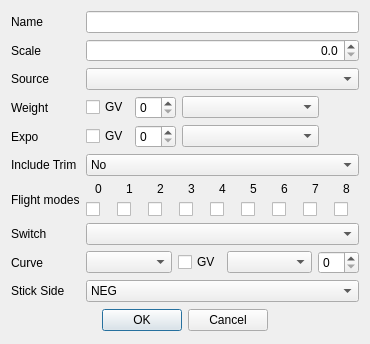
The window that companion/src/modeledit/expodialog.ui (opentx/opentx) describes before a commit, drawn with Qt 5.
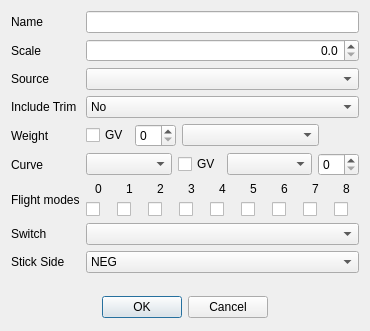
The same window after the commit. Icons and pictures are not drawn.

```diff
--- a/companion/src/modeledit/expodialog.ui
+++ b/companion/src/modeledit/expodialog.ui
@@ -7,7 +7,7 @@
     <x>0</x>
     <y>0</y>
     <width>370</width>
-    <height>291</height>
+    <height>331</height>
    </rect>
   </property>
   <property name="sizePolicy">
@@ -44,14 +44,14 @@
      </property>
     </widget>
    </item>
-   <item row="3" column="0">
+   <item row="4" column="0">
     <widget class="QLabel" name="label_3">
      <property name="text">
       <string>Weight</string>
      </property>
     </widget>
    </item>
-   <item row="3" column="1">
+   <item row="4" column="1">
     <layout class="QHBoxLayout" name="horizontalLayout_2" stretch="0,0,1,0">
      <item>
       <widget class="QCheckBox" name="weightGV">
@@ -85,47 +85,6 @@
      </item>
     </layout>
    </item>
-   <item row="4" column="0">
-    <widget class="QLabel" name="label_expo">
-     <property name="text">
-      <string>Expo</string>
-     </property>
-    </widget>
-   </item>
-   <item row="4" column="1">
-    <layout class="QHBoxLayout" name="horizontalLayout_3" stretch="0,0,1,0">
-     <item>
-      <widget class="QCheckBox" name="expoGV">
-       <property name="text">
-        <string>GV</string>
-       </property>
-      </widget>
-     </item>
-     <item>
-      <widget class="QSpinBox" name="expoSB"/>
-     </item>
-     <item>
-      <widget class="QComboBox" name="expoCB">
-       <property name="whatsThis">
-        <string>Phase used by the expo.</string>
-       </property>
-      </widget>
-     </item>
-     <item>
-      <spacer name="horizontalSpacer_2">
-       <property name="orientation">
-        <enum>Qt::Horizontal</enum>
-       </property>
-       <property name="sizeHint" stdset="0">
-        <size>
-         <width>40</width>
-         <height>0</height>
-        </size>
-       </property>
-      </spacer>
-     </item>
-    </layout>
-   </item>
    <item row="6" column="0">
     <widget class="QLabel" name="label_phases">
      <property name="text">
@@ -305,44 +264,6 @@
      </property>
     </widget>
    </item>
-   <item row="8" column="0">
-    <widget class="QLabel" name="label_curves">
-     <property name="text">
-      <string>Curve</string>
-     </property>
-    </widget>
-   </item>
-   <item row="8" column="1">
-    <layout class="QHBoxLayout" name="horizontalLayout" stretch="1,0,1,0">
-     <item>
-      <widget class="QComboBox" name="curveTypeCB">
-       <property name="toolTip">
-        <string/>
-       </property>
-       <property name="whatsThis">
-        <string>The curve used by the expo</string>
-       </property>
-      </widget>
-     </item>
-     <item>
-      <widget class="QCheckBox" name="curveGVarCB">
-       <property name="text">
-        <string>GV</string>
-       </property>
-      </widget>
-     </item>
-     <item>
-      <widget class="QComboBox" name="curveValueCB">
-       <property name="whatsThis">
-        <string/>
-       </property>
-      </widget>
-     </item>
-     <item>
-      <widget class="QSpinBox" name="curveValueSB"/>
-     </item>
-    </layout>
-   </item>
    <item row="9" column="0">
     <widget class="QLabel" name="sideLabel">
      <property name="text">
@@ -396,7 +317,7 @@
      <property name="sizeHint" stdset="0">
       <size>
        <width>20</width>
-       <height>40</height>
+       <height>30</height>
       </size>
      </property>
     </spacer>
@@ -408,41 +329,6 @@
      </property>
     </widget>
    </item>
-   <item row="5" column="1">
-    <widget class="QComboBox" name="trimCB">
-     <item>
-      <property name="text">
-       <string>No</string>
-      </property>
-     </item>
-     <item>
-      <property name="text">
-       <string>Yes</string>
-      </property>
-     </item>
-    </widget>
-   </item>
-   <item row="2" column="0">
-    <widget class="QLabel" name="sourceLabel">
-     <property name="text">
-      <string>Source</string>
-     </property>
-    </widget>
-   </item>
-   <item row="5" column="0">
-    <widget class="QLabel" name="trimLabel">
-     <property name="text">
-      <string>Include Trim</string>
-     </property>
-    </widget>
-   </item>
-   <item row="1" column="0">
-    <widget class="QLabel" name="scaleLabel">
-     <property name="text">
-      <string>Scale</string>
-     </property>
-    </widget>
-   </item>
    <item row="1" column="1">
     <widget class="QDoubleSpinBox" name="scaleSB">
      <property name="whatsThis">
@@ -466,6 +352,79 @@
      </property>
     </widget>
    </item>
+   <item row="1" column="0">
+    <widget class="QLabel" name="scaleLabel">
+     <property name="text">
+      <string>Scale</string>
+     </property>
+    </widget>
+   </item>
+   <item row="3" column="0">
+    <widget class="QLabel" name="trimLabel">
+     <property name="text">
+      <string>Include Trim</string>
+     </property>
+    </widget>
+   </item>
+   <item row="2" column="0">
+    <widget class="QLabel" name="sourceLabel">
+     <property name="text">
+      <string>Source</string>
+     </property>
+    </widget>
+   </item>
+   <item row="3" column="1">
+    <widget class="QComboBox" name="trimCB">
+     <item>
+      <property name="text">
+       <string>No</string>
+      </property>
+     </item>
+     <item>
+      <property name="text">
+       <string>Yes</string>
+      </property>
+     </item>
+    </widget>
+   </item>
+   <item row="5" column="0">
+    <widget class="QLabel" name="label_curves">
+     <property name="text">
+      <string>Curve</string>
+     </property>
+    </widget>
+   </item>
+   <item row="5" column="1">
+    <layout class="QHBoxLayout" name="horizontalLayout" stretch="1,0,1,0">
+     <item>
+      <widget class="QComboBox" name="curveTypeCB">
+       <property name="toolTip">
+        <string/>
+       </property>
+       <property name="whatsThis">
+        <string>The curve used by the expo</string>
+       </property>
+      </widget>
+     </item>
+     <item>
+      <widget class="QCheckBox" name="curveGVarCB">
+       <property name="text">
+        <string>GV</string>
+       </property>
+      </widget>
+     </item>
+     <item>
+      <widget class="QComboBox" name="curveValueCB">
+       <property name="whatsThis">
+        <string/>
+       </property>
+      </widget>
+     </item>
+     <item>
+      <widget class="QSpinBox" name="curveValueSB"/>
+     </item>
+    </layout>
+   </item>
   </layout>
  </widget>
  <resources>
```
